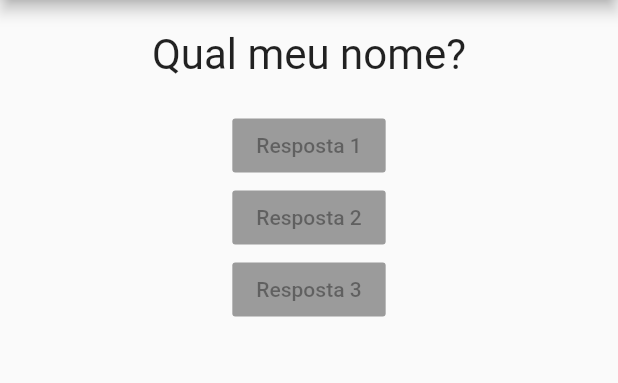
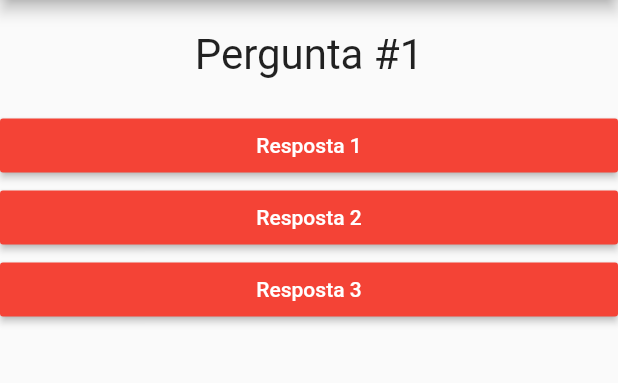
Before and after one commit to matheusgveras/flutter-app-perguntas, a Flutter app: the screen it shows after launch, on a phone screen of 412 x 824 dp, the part 84-467 px from its top. Run offline on Flutter 3.47's test engine with Material 2 defaults, Android fonts, the phone set to English and light mode, and no system bars; statements that could not run were skipped.

Commit message:
Lista para widgets

```diff
--- a/lib/main.dart
+++ b/lib/main.dart
@@ -13,24 +13,32 @@ class _PerguntaAppState extends State<PerguntaApp> {
     setState(() {
       _perguntaSelecionada++;
     });
-    print('pergunta respondida');
+
   }
   @override
   Widget build(BuildContext context) {
 
-    final perguntas = [
-      'Qual meu nome?',
-      'Qual meu signo?',
-      'Qual meu idade?',
-      'Qual meu computador?',
-      'Qual minha cor?',
-      'Qual meu chienelo?',
-      'Qual meu animal?',
-      'Qual meu mascote?',
-      'Qual meu time?',
-      'Qual meu teste?',
+    final List<Map<String, Object>> perguntas = [
+     {
+       'texto': 'Pergunta #1',
+       'resposta': ['#1 Resp1','#1 Resp2','#1 Resp3','#1 Resp4']
+     },
+     {
+       'texto': 'Pergunta #2',
+       'resposta': ['#2 Resp1','#2 Resp2','#1 Resp2','#2 Resp4']
+     },
+     {
+       'texto': 'Pergunta #3',
+       'resposta': ['#3 Resp1','#3 Resp2','#3 Resp3','#3 Resp4']
+     },
+     {
+       'texto': 'Pergunta #4',
+       'resposta': ['#4 Resp1','#4 Resp2','#4 Resp3','#4 Resp4']
+     }
     ];
+    for(textResp in perguntas[_perguntaSelecionada]['resposta']){
 
+    }
     return MaterialApp(
       title: 'Ola Mundo 2',
       home: Scaffold(
@@ -39,10 +47,10 @@ class _PerguntaAppState extends State<PerguntaApp> {
         ),
         body: Column(
           children: [
-            Questao(perguntas[_perguntaSelecionada]),
-            Resposta('Resposta 1'),
-            Resposta('Resposta 2'),
-            Resposta('Resposta 3'),
+            Questao(perguntas[_perguntaSelecionada]['texto']),
+            Resposta('Resposta 1', _responder),
+            Resposta('Resposta 2', _responder),
+            Resposta('Resposta 3', _responder)
           ],
         )
       )
--- a/lib/resposta.dart
+++ b/lib/resposta.dart
@@ -2,9 +2,18 @@ import 'package:flutter/material.dart';
 
 class Resposta extends StatelessWidget {
   final String textoBotao;
-  Resposta(this.textoBotao);
+  final void Function() quandoSelecionado;
+  Resposta(this.textoBotao, this.quandoSelecionado);
   @override
   Widget build(BuildContext context) {
-    return  RaisedButton(child: Text(textoBotao), onPressed: null);
+    return  Container(
+      width: double.infinity,
+      child: RaisedButton(
+        textColor: Colors.white,
+        color: Colors.red,
+        child:Text(textoBotao),
+        onPressed: quandoSelecionado
+        ),
+    );
   }
 }
```
